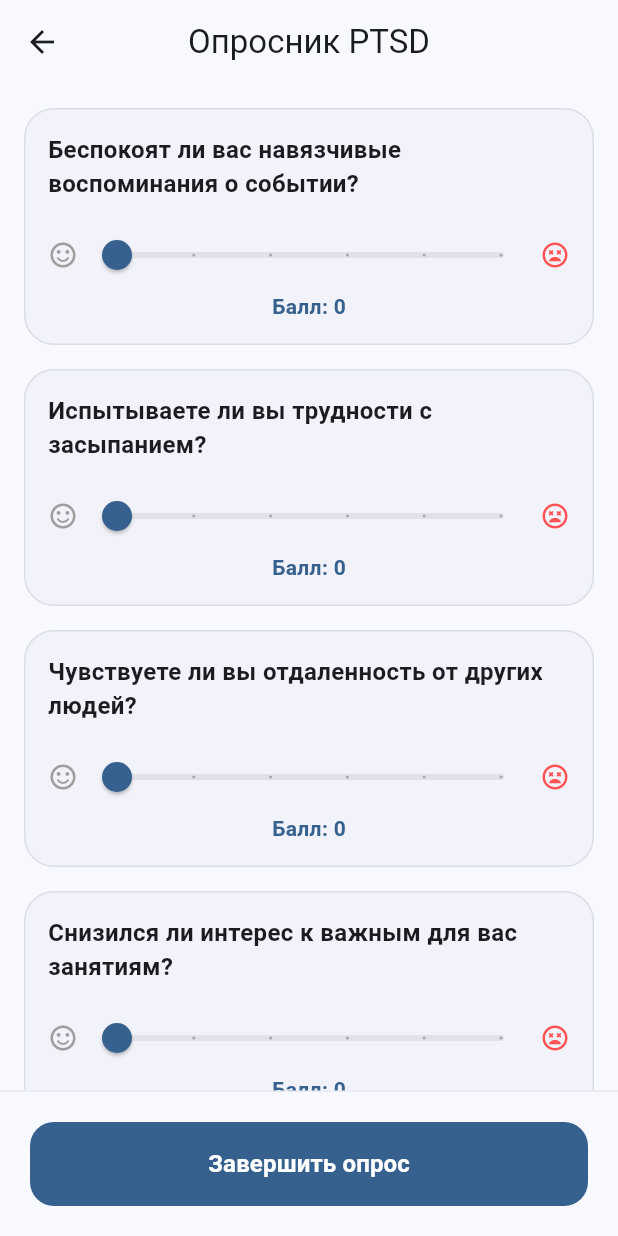
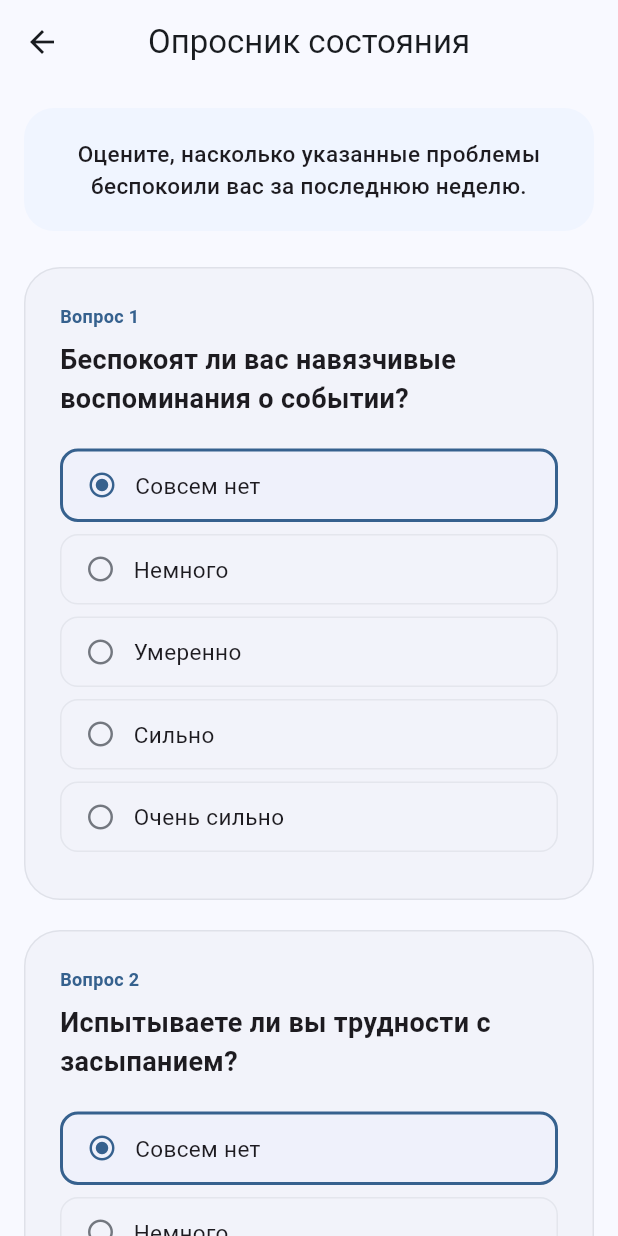
Before and after one commit to Tokside1337/diplom, a Flutter app: the QuestionnaireScreen screen opened directly with empty values, on a phone screen of 412 x 824 dp. Run offline on Flutter 3.47's test engine with Material 3 defaults, Android fonts, the phone set to English and light mode, and no system bars; our stand-ins replace fl_chart, google_fonts, pdf, printing; network calls fail.

Commit message:
web_design_update

```diff
--- a/lib/screens/doctor_main_screen.dart
+++ b/lib/screens/doctor_main_screen.dart
@@ -1,3 +1,4 @@
+import 'dart:math';
 import 'package:flutter/material.dart';
 import 'package:provider/provider.dart';
 import 'package:diplom/models/doctor.dart';
@@ -379,6 +380,7 @@ class _DoctorAIChatTabState extends State<_DoctorAIChatTab> {
   @override
   Widget build(BuildContext context) {
     final colorScheme = Theme.of(context).colorScheme;
+    final isWide = MediaQuery.of(context).size.width > 900;
 
     return Scaffold(
       appBar: AppBar(
@@ -409,7 +411,9 @@ class _DoctorAIChatTabState extends State<_DoctorAIChatTab> {
                         bottomRight: Radius.circular(isAi ? 16 : 4),
                       ),
                     ),
-                    constraints: BoxConstraints(maxWidth: MediaQuery.of(context).size.width * 0.75),
+                    constraints: BoxConstraints(
+                      maxWidth: min(MediaQuery.of(context).size.width * 0.75, 650)
+                    ),
                     child: Text(m['content']!, style: TextStyle(color: isAi ? colorScheme.onSecondaryContainer : colorScheme.onPrimary)),
                   ),
                 );
--- a/lib/screens/questionnaire_screen.dart
+++ b/lib/screens/questionnaire_screen.dart
@@ -12,113 +12,174 @@ class QuestionnaireScreen extends StatefulWidget {
 
 class _QuestionnaireScreenState extends State<QuestionnaireScreen> {
   final DatabaseService _dbService = DatabaseService();
+
   final List<Map<String, dynamic>> _questions = [
     {'q': 'Беспокоят ли вас навязчивые воспоминания о событии?', 'score': 0},
     {'q': 'Испытываете ли вы трудности с засыпанием?', 'score': 0},
     {'q': 'Чувствуете ли вы отдаленность от других людей?', 'score': 0},
     {'q': 'Снизился ли интерес к важным для вас занятиям?', 'score': 0},
+    {'q': 'Трудности с концентрацией внимания?', 'score': 0},
+    {'q': 'Повышенная раздражительность или вспышки гнева?', 'score': 0},
+    {'q': 'Чрезмерная настороженность или пугливость?', 'score': 0},
+  ];
+
+  final List<String> _options = [
+    'Совсем нет',
+    'Немного',
+    'Умеренно',
+    'Сильно',
+    'Очень сильно'
   ];
 
   @override
   Widget build(BuildContext context) {
     final colorScheme = Theme.of(context).colorScheme;
+    final isWide = MediaQuery.of(context).size.width > 900;
 
     return Scaffold(
-      appBar: AppBar(title: const Text('Опросник PTSD')),
-      body: ListView.builder(
-        padding: const EdgeInsets.all(16),
-        itemCount: _questions.length,
-        itemBuilder: (context, index) {
-          return Card(
-            elevation: 0,
-            margin: const EdgeInsets.only(bottom: 16),
-            shape: RoundedRectangleBorder(
-              borderRadius: BorderRadius.circular(20),
-              side: BorderSide(color: colorScheme.outlineVariant.withValues(alpha: 0.5)),
+      appBar: AppBar(
+        title: const Text('Опросник состояния'),
+        centerTitle: true,
       ),
-            child: Padding(
-              padding: const EdgeInsets.all(16),
-              child: Column(
-                crossAxisAlignment: CrossAxisAlignment.start,
+      body: Center(
+        child: ConstrainedBox(
+          constraints: BoxConstraints(maxWidth: isWide ? 800 : double.infinity),
+          child: ListView(
+            padding: const EdgeInsets.fromLTRB(16, 16, 16, 32),
             children: [
-                  Text(
-                    _questions[index]['q'],
-                    style: const TextStyle(fontSize: 16, fontWeight: FontWeight.w600),
-                  ),
-                  const SizedBox(height: 12),
-                  Row(
-                    children: [
-                      const Icon(Icons.sentiment_satisfied_rounded, size: 20, color: Colors.grey),
-                      Expanded(
-                        child: Slider(
-                          value: _questions[index]['score'].toDouble(),
-                          min: 0,
-                          max: 5,
-                          divisions: 5,
-                          label: _questions[index]['score'].toString(),
-                          onChanged: (val) {
-                            setState(() => _questions[index]['score'] = val.toInt());
-                          },
-                        ),
-                      ),
-                      const Icon(Icons.sentiment_very_dissatisfied_rounded, size: 20, color: Colors.redAccent),
-                    ],
-                  ),
+              _buildHeader(colorScheme),
+              const SizedBox(height: 24),
+              ...List.generate(_questions.length, (index) => _buildQuestionCard(index, colorScheme)),
+              const SizedBox(height: 32),
               Center(
-                    child: Text(
-                      'Балл: ${_questions[index]['score']}',
-                      style: TextStyle(color: colorScheme.primary, fontWeight: FontWeight.bold),
-                    ),
-                  ),
-                ],
-              ),
-            ),
-          );
-        },
-      ),
-      bottomNavigationBar: Container(
-        padding: const EdgeInsets.all(20),
-        decoration: BoxDecoration(
-          color: colorScheme.surface,
-          border: Border(top: BorderSide(color: colorScheme.outlineVariant.withValues(alpha: 0.3))),
-        ),
+                child: ConstrainedBox(
+                  constraints: const BoxConstraints(maxWidth: 400),
                   child: FilledButton(
                     style: FilledButton.styleFrom(
                       minimumSize: const Size.fromHeight(56),
                       shape: RoundedRectangleBorder(borderRadius: BorderRadius.circular(16)),
                     ),
-          onPressed: () async {
+                    onPressed: _saveResults,
+                    child: const Text('Завершить опрос', style: TextStyle(fontSize: 16, fontWeight: FontWeight.bold)),
+                  ),
+                ),
+              ),
+              const SizedBox(height: 48),
+            ],
+          ),
+        ),
+      ),
+    );
+  }
+
+  Widget _buildHeader(ColorScheme colorScheme) {
+    return Container(
+      padding: const EdgeInsets.all(20),
+      decoration: BoxDecoration(
+        color: colorScheme.primaryContainer.withOpacity(0.2),
+        borderRadius: BorderRadius.circular(20),
+      ),
+      child: const Text(
+        'Оцените, насколько указанные проблемы беспокоили вас за последнюю неделю.',
+        style: TextStyle(fontSize: 15, fontWeight: FontWeight.w500),
+        textAlign: TextAlign.center,
+      ),
+    );
+  }
+
+  Widget _buildQuestionCard(int index, ColorScheme colorScheme) {
+    return Card(
+      elevation: 0,
+      margin: const EdgeInsets.only(bottom: 20),
+      shape: RoundedRectangleBorder(
+        borderRadius: BorderRadius.circular(24),
+        side: BorderSide(color: colorScheme.outlineVariant.withOpacity(0.4)),
+      ),
+      child: Padding(
+        padding: const EdgeInsets.all(24),
+        child: Column(
+          crossAxisAlignment: CrossAxisAlignment.start,
+          children: [
+            Text(
+              'Вопрос ${index + 1}',
+              style: TextStyle(color: colorScheme.primary, fontWeight: FontWeight.bold, fontSize: 12),
+            ),
+            const SizedBox(height: 8),
+            Text(
+              _questions[index]['q'],
+              style: const TextStyle(fontSize: 18, fontWeight: FontWeight.bold),
+            ),
+            const SizedBox(height: 20),
+            ...List.generate(5, (optionIdx) {
+              final isSelected = _questions[index]['score'] == optionIdx;
+              return Padding(
+                padding: const EdgeInsets.only(bottom: 8),
+                child: InkWell(
+                  onTap: () => setState(() => _questions[index]['score'] = optionIdx),
+                  borderRadius: BorderRadius.circular(12),
+                  child: Container(
+                    padding: const EdgeInsets.symmetric(horizontal: 16, vertical: 12),
+                    decoration: BoxDecoration(
+                      borderRadius: BorderRadius.circular(12),
+                      border: Border.all(
+                        color: isSelected ? colorScheme.primary : colorScheme.outlineVariant.withOpacity(0.3),
+                        width: isSelected ? 2 : 1,
+                      ),
+                      color: isSelected ? colorScheme.primaryContainer.withOpacity(0.1) : null,
+                    ),
+                    child: Row(
+                      children: [
+                        Icon(
+                          isSelected ? Icons.radio_button_checked : Icons.radio_button_off,
+                          color: isSelected ? colorScheme.primary : colorScheme.outline,
+                          size: 20,
+                        ),
+                        const SizedBox(width: 12),
+                        Text(_options[optionIdx], style: const TextStyle(fontSize: 15)),
+                      ],
+                    ),
+                  ),
+                ),
+              );
+            }),
+          ],
+        ),
+      ),
+    );
+  }
+
+  Future<void> _saveResults() async {
+    try {
       int total = _questions.fold(0, (sum, item) => sum + (item['score'] as int));
-
       await _dbService.insertQuestionnaireResult(QuestionnaireResult(
         patientId: widget.patientId,
-              title: 'PTSD-чеклист',
+        title: 'Опросник состояния',
         totalScore: total,
         date: DateTime.now().toUtc().add(const Duration(hours: 3)).toString(),
       ));
 
-            if (!context.mounted) return;
+      if (!mounted) return;
 
       showDialog(
         context: context,
         builder: (c) => AlertDialog(
           title: const Text('Результат сохранен'),
-                content: Text('Общий балл: $total. ${total > 10 ? "Рекомендуется консультация специалиста." : "Показатели в норме."}'),
+          content: Text('Общий балл: $total'),
           actions: [
             TextButton(
               onPressed: () {
                 Navigator.pop(c);
                 Navigator.pop(context);
               },
-                    child: const Text('Понятно')
+              child: const Text('ОК'),
             )
           ],
         ),
       );
-          },
-          child: const Text('Завершить опрос', style: TextStyle(fontSize: 16, fontWeight: FontWeight.bold)),
-        ),
-      ),
-    );
+    } catch (e) {
+      if (mounted) {
+        ScaffoldMessenger.of(context).showSnackBar(SnackBar(content: Text('Ошибка: $e')));
       }
     }
+  }
+}
```
Also changed, not shown: lib/screens/admin_panel_screen.dart (+8 -1 lines), lib/screens/communication_screen.dart (+7 -1 lines), lib/screens/emk_screen.dart (+7 -1 lines), lib/screens/patient_details_screen.dart (+58 -36 lines), lib/screens/patient_list_screen.dart (+31 -23 lines), pubspec.lock, 1 other file. Lines whose indentation alone changed are shown as unchanged.
